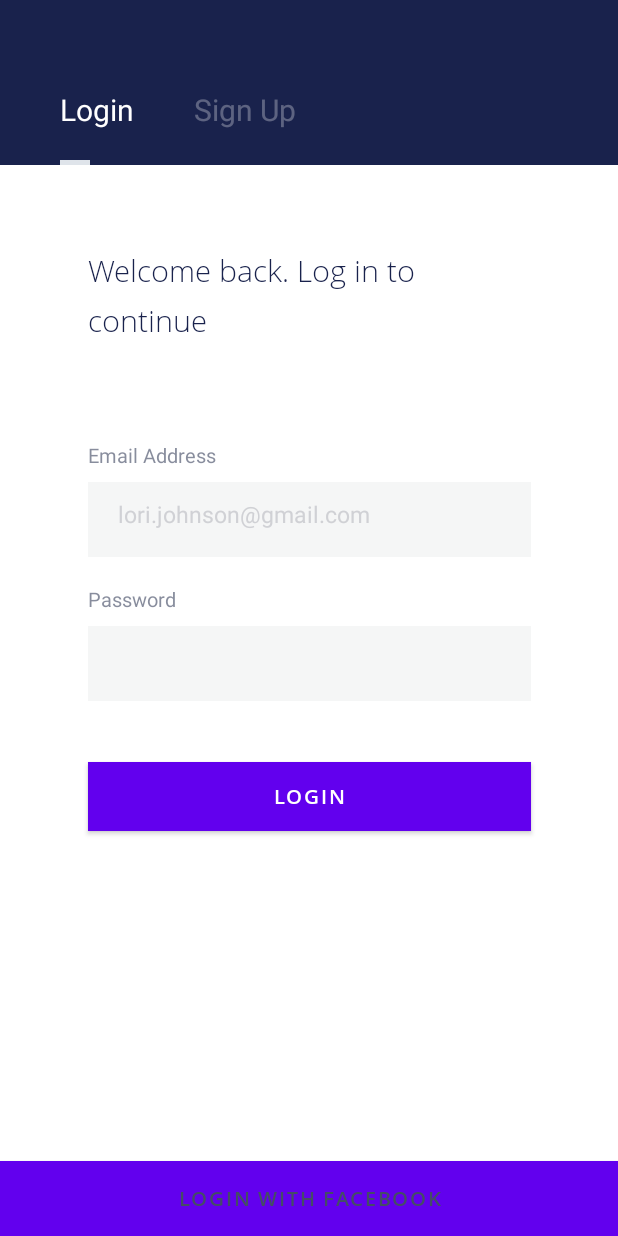
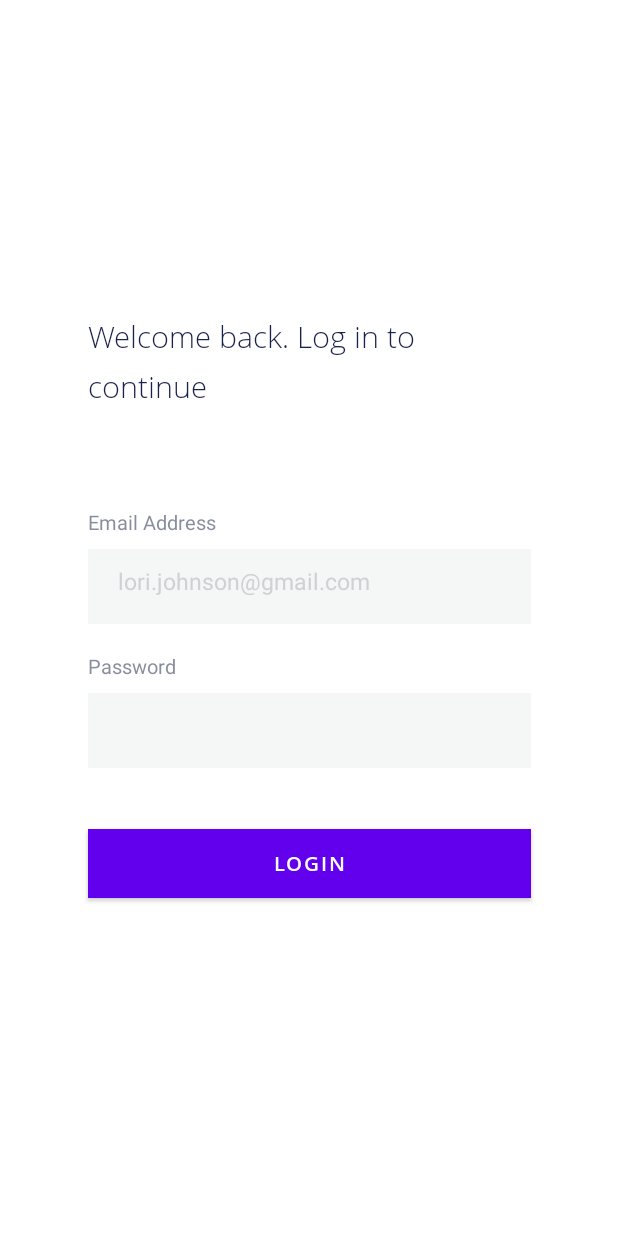
Before and after one commit to ahmed-zekri/android_mvvm_best_pratices, an Android app: the layout fragment_login.xml on its own in the app's theme, with its tools: preview values and no code run, on a phone screen of 412 x 824 dp. Run offline under Robolectric (Android 15) with nearby library versions, the phone set to English and light mode, and no system bars.

```diff
--- a/app/src/main/res/layout/activity_login.xml
+++ b/app/src/main/res/layout/fragment_login.xml
@@ -11,33 +11,10 @@
             type="com.example.android_mvvm_best_pratices.ui.component.authentication.fragment.login.LoginViewModel" />
     </data>
 
-    <RelativeLayout
-        android:layout_width="match_parent"
-        android:layout_height="match_parent"
-        android:background="#FFFFFF">
-
-        <androidx.constraintlayout.widget.ConstraintLayout
-            android:layout_width="match_parent"
-            android:layout_height="match_parent"
-            android:background="#FFFFFF">
-
-            <ScrollView
-                android:layout_width="0dp"
-                android:layout_height="0dp"
-                android:layout_marginTop="60dp"
-                android:scrollbars="none"
-                app:layout_constraintBottom_toBottomOf="parent"
-                app:layout_constraintHorizontal_weight="1"
-                app:layout_constraintLeft_toLeftOf="parent"
-                app:layout_constraintRight_toRightOf="parent"
-                app:layout_constraintTop_toBottomOf="@+id/header_constraint_layout"
-                app:layout_constraintVertical_weight="0.79"
-                tools:layout_editor_absoluteX="0dp"
-                tools:layout_editor_absoluteY="170dp">
 
                 <androidx.constraintlayout.widget.ConstraintLayout
                     android:layout_width="match_parent"
-                    android:layout_height="wrap_content">
+                    android:layout_height="match_parent">
 
 
                     <Button
@@ -77,18 +54,19 @@
                         android:id="@+id/welcom_back_log_in_text_view"
                         android:layout_width="295dp"
                         android:layout_height="wrap_content"
-                        android:layout_marginTop="-4dp"
+                        android:layout_marginTop="26dp"
                         android:fontFamily="@font/font_opensans_light"
                         android:gravity="start"
                         android:lineSpacingMultiplier="1.5"
                         android:text="@string/welcom_back_log_in_to_continue_with_ronnystudio_ui_for_android"
                         android:textColor="#19224C"
                         android:textSize="20sp"
+                        app:layout_constraintBottom_toBottomOf="parent"
                         app:layout_constraintLeft_toLeftOf="parent"
                         app:layout_constraintRight_toRightOf="parent"
+
                         app:layout_constraintTop_toTopOf="parent"
-                        tools:layout_editor_absoluteX="40dp"
-                        tools:layout_editor_absoluteY="-5dp" />
+                        app:layout_constraintVertical_bias="0.25" />
 
                     <androidx.constraintlayout.widget.ConstraintLayout
                         android:id="@+id/inputs_constraint_layout"
@@ -218,85 +196,6 @@
                         </androidx.constraintlayout.widget.ConstraintLayout>
                     </androidx.constraintlayout.widget.ConstraintLayout>
                 </androidx.constraintlayout.widget.ConstraintLayout>
-            </ScrollView>
-
-            <androidx.constraintlayout.widget.ConstraintLayout
-                android:id="@+id/header_constraint_layout"
-                android:layout_width="0dp"
-                android:layout_height="110dp"
-                android:background="#19224C"
-                app:layout_constraintHorizontal_weight="1"
-                app:layout_constraintLeft_toLeftOf="parent"
-                app:layout_constraintRight_toRightOf="parent"
-                app:layout_constraintTop_toTopOf="parent"
-                tools:layout_editor_absoluteX="0dp"
-                tools:layout_editor_absoluteY="0dp">
-
-                <TextView
-                    android:id="@+id/login_text_view"
-                    android:layout_width="wrap_content"
-                    android:layout_height="wrap_content"
-                    android:layout_marginStart="40dp"
-                    android:layout_marginLeft="40dp"
-                    android:layout_marginTop="59dp"
-                    android:gravity="start"
-                    android:text="Login"
-                    android:textColor="#FFFFFF"
-                    android:textSize="20sp"
-                    app:layout_constraintLeft_toLeftOf="parent"
-                    app:layout_constraintTop_toTopOf="parent"
-                    tools:layout_editor_absoluteX="40dp"
-                    tools:layout_editor_absoluteY="59dp" />
-
-                <TextView
-                    android:layout_width="wrap_content"
-                    android:layout_height="wrap_content"
-                    android:layout_marginStart="40dp"
-                    android:layout_marginLeft="40dp"
-                    android:layout_marginTop="59dp"
-                    android:alpha="0.3"
-                    android:gravity="start"
-                    android:text="Sign Up"
-                    android:textColor="#FFFFFF"
-                    android:textSize="20sp"
-                    app:layout_constraintLeft_toRightOf="@+id/login_text_view"
-                    app:layout_constraintTop_toTopOf="parent"
-                    tools:layout_editor_absoluteX="131dp"
-                    tools:layout_editor_absoluteY="59dp" />
-
-                <View
-                    android:layout_width="20dp"
-                    android:layout_height="3dp"
-                    android:layout_marginStart="40dp"
-                    android:layout_marginLeft="40dp"
-                    android:background="#DFE4EA"
-                    app:layout_constraintBottom_toBottomOf="parent"
-                    app:layout_constraintLeft_toLeftOf="parent"
-                    tools:layout_editor_absoluteX="40dp"
-                    tools:layout_editor_absoluteY="107dp" />
-            </androidx.constraintlayout.widget.ConstraintLayout>
 
 
-        </androidx.constraintlayout.widget.ConstraintLayout>
-
-        <Button
-            android:id="@+id/button_button"
-            android:layout_width="match_parent"
-            android:layout_height="50dp"
-            android:layout_alignParentBottom="true"
-            android:background="@drawable/bank2_log_in_activity_button_button_ripple"
-            android:fontFamily="@font/font_opensans_semibold"
-            android:gravity="center"
-            android:text="Login with Facebook"
-            android:textColor="#454C66"
-            android:textSize="13sp"
-            app:layout_constraintHorizontal_weight="1"
-            app:layout_constraintLeft_toLeftOf="parent"
-            app:layout_constraintRight_toRightOf="parent"
-            app:layout_constraintTop_toTopOf="parent"
-            tools:layout_editor_absoluteX="0dp"
-            tools:layout_editor_absoluteY="592dp" />
-
-    </RelativeLayout>
-
 </layout>
```
Also changed, not shown: app/src/main/AndroidManifest.xml (+12 -8 lines), app/src/main/java/com/example/android_mvvm_best_pratices/ui/component/authentication/activity/AuthenticationActivity.kt (added, +18 -0 lines), app/src/main/java/com/example/android_mvvm_best_pratices/ui/component/authentication/adapter/PageAdapter.kt (added, +33 -0 lines), app/src/main/java/com/example/android_mvvm_best_pratices/ui/component/authentication/fragment/login/LoginFragment.kt (+11 -6 lines), app/src/main/java/com/example/android_mvvm_best_pratices/ui/component/base/BaseFragment.kt (+16 -13 lines), app/src/main/res/layout/activity_authentication.xml (added, +31 -0 lines), app/src/main/res/layout/view_pager_item.xml (added, +44 -0 lines).
